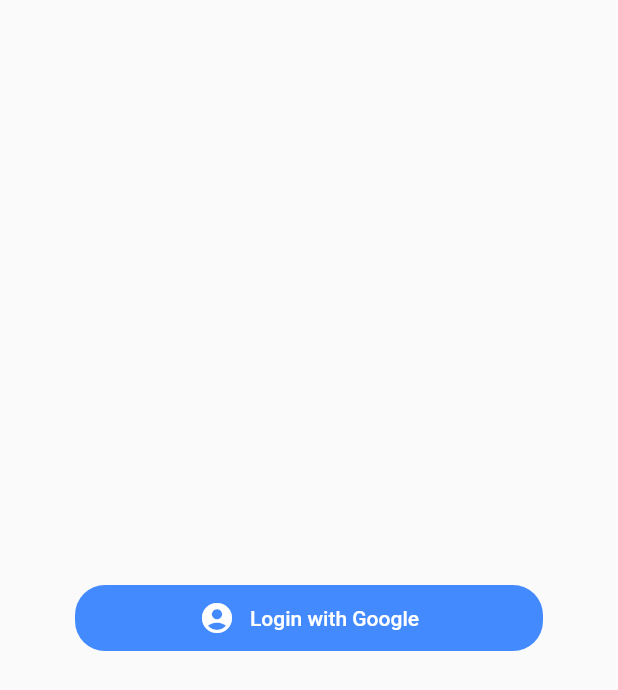
After one commit to roshan1960701/Aarti_sangraha, a Flutter app: the home_Page screen opened directly, after a tap on "Login with Google", on a phone screen of 412 x 824 dp. The commit adds this screen. Shown: the top 690 px of the screen. Run offline on Flutter 3.47's test engine with Material 2 defaults, Android fonts, the phone set to English and light mode, and no system bars; our stand-ins replace audioplayers, cloud_firestore, connectivity, email_validator, firebase_auth, firebase_core and 6 more; accounts and stored records are empty; network calls fail; statements that could not run were skipped.

Commit message:
Google sign In Testing

```diff
--- /dev/null
+++ b/lib/home_Page.dart
@@ -0,0 +1,189 @@
+import 'package:flutter/material.dart';
+import 'package:firebase_auth/firebase_auth.dart';
+import 'package:google_sign_in/google_sign_in.dart';
+import 'package:firebase_core/firebase_core.dart';
+import 'dart:io';
+import 'package:connectivity/connectivity.dart';
+
+class home_Page extends StatefulWidget {
+  @override
+  _home_PageState createState() => _home_PageState();
+}
+
+class _home_PageState extends State<home_Page> {
+  bool connectivityCheck;
+  GoogleSignIn _googleSignIn = GoogleSignIn();
+  FirebaseAuth _auth;
+
+  bool isUserSignedIn = false;
+
+  Map _source = {ConnectivityResult.none: false};
+  // Connectivity _connectivity = Connectivity().instance;
+
+  @override
+  void initState() {
+    super.initState();
+
+    initApp();
+  }
+
+  void initApp() async {
+    FirebaseApp defaultApp = await Firebase.initializeApp();
+    _auth = FirebaseAuth.instanceFor(app: defaultApp);
+    checkIfUserIsSignedIn();
+  }
+
+  void checkIfUserIsSignedIn() async {
+    var userSignedIn = await _googleSignIn.isSignedIn();
+
+    setState(() {
+      isUserSignedIn = userSignedIn;
+    });
+  }
+
+  @override
+  Widget build(BuildContext context) {
+    return Scaffold(
+        body: Container(
+            padding: EdgeInsets.all(50),
+            child: Align(
+                alignment: Alignment.center,
+                child: FlatButton(
+                    shape: RoundedRectangleBorder(
+                      borderRadius: BorderRadius.circular(20),
+                    ),
+                    onPressed: () {
+                      onGoogleSignIn(context);
+                    },
+                    color: isUserSignedIn ? Colors.green : Colors.blueAccent,
+                    child: Padding(
+                        padding: EdgeInsets.all(10),
+                        child: Row(
+                          mainAxisAlignment: MainAxisAlignment.center,
+                          crossAxisAlignment: CrossAxisAlignment.center,
+                          children: <Widget>[
+                            Icon(Icons.account_circle, color: Colors.white),
+                            SizedBox(width: 10),
+                            Text(
+                                isUserSignedIn
+                                    ? 'You\'re logged in with Google'
+                                    : 'Login with Google',
+                                style: TextStyle(color: Colors.white))
+                          ],
+                        ))))));
+  }
+
+  Future<User> _handleSignIn() async {
+    User user;
+    bool userSignedIn = await _googleSignIn.isSignedIn();
+
+    setState(() {
+      isUserSignedIn = userSignedIn;
+    });
+
+    if (isUserSignedIn) {
+      user = _auth.currentUser;
+    } else {
+      final GoogleSignInAccount googleUser = await _googleSignIn.signIn();
+      final GoogleSignInAuthentication googleAuth =
+          await googleUser.authentication;
+
+      final AuthCredential credential = GoogleAuthProvider.credential(
+        accessToken: googleAuth.accessToken,
+        idToken: googleAuth.idToken,
+      );
+
+      user = (await _auth.signInWithCredential(credential)).user;
+      userSignedIn = await _googleSignIn.isSignedIn();
+      setState(() {
+        isUserSignedIn = userSignedIn;
+      });
+    }
+
+    return user;
+  }
+
+  void onGoogleSignIn(BuildContext context) async {
+    User user = await _handleSignIn();
+    var userSignedIn = await Navigator.push(
+      context,
+      MaterialPageRoute(
+          builder: (context) => WelcomeUserWidget(user, _googleSignIn)),
+    );
+
+    setState(() {
+      isUserSignedIn = userSignedIn == null ? true : false;
+    });
+  }
+}
+
+class WelcomeUserWidget extends StatelessWidget {
+  GoogleSignIn _googleSignIn;
+  User _user;
+
+  WelcomeUserWidget(User user, GoogleSignIn signIn) {
+    _user = user;
+    _googleSignIn = signIn;
+  }
+
+  @override
+  Widget build(BuildContext context) {
+    // switch (_source.keys.toList()[0]) {
+    //   case ConnectivityResult.none:
+    //     connectivityCheck = false;
+    //     break;
+    //   case ConnectivityResult.mobile:
+    //     string = "Mobile: Online";
+    //     break;
+    //   case ConnectivityResult.wifi:
+    //     string = "WiFi: Online";
+    // }
+    return Scaffold(
+        appBar: AppBar(
+          backgroundColor: Colors.white,
+          iconTheme: IconThemeData(color: Colors.black),
+          elevation: 0,
+        ),
+        body: Container(
+            color: Colors.white,
+            padding: EdgeInsets.all(50),
+            child: Align(
+                alignment: Alignment.center,
+                child: Column(
+                  mainAxisAlignment: MainAxisAlignment.center,
+                  children: <Widget>[
+                    ClipOval(
+                        child: Image.network(_user.photoURL,
+                            width: 100, height: 100, fit: BoxFit.cover)),
+                    SizedBox(height: 20),
+                    Text('Welcome,', textAlign: TextAlign.center),
+                    Text(_user.displayName,
+                        textAlign: TextAlign.center,
+                        style: TextStyle(
+                            fontWeight: FontWeight.bold, fontSize: 25)),
+                    SizedBox(height: 20),
+                    FlatButton(
+                        shape: RoundedRectangleBorder(
+                          borderRadius: BorderRadius.circular(20),
+                        ),
+                        onPressed: () {
+                          _googleSignIn.signOut();
+                          Navigator.pop(context, false);
+                        },
+                        color: Colors.redAccent,
+                        child: Padding(
+                            padding: EdgeInsets.all(10),
+                            child: Row(
+                              mainAxisAlignment: MainAxisAlignment.center,
+                              crossAxisAlignment: CrossAxisAlignment.center,
+                              children: <Widget>[
+                                Icon(Icons.exit_to_app, color: Colors.white),
+                                SizedBox(width: 10),
+                                Text('Log out of Google',
+                                    style: TextStyle(color: Colors.white))
+                              ],
+                            )))
+                  ],
+                ))));
+  }
+}
--- a/lib/main.dart
+++ b/lib/main.dart
@@ -25,7 +25,7 @@ class _myAppState extends State<myApp> {
     return MaterialApp(
       debugShowCheckedModeBanner: false,
       title: 'Aarti Sangraha',
-      home: new homePage(),
+      home: new registration_view(),
     );
   }
 }
--- a/pubspec.yaml
+++ b/pubspec.yaml
@@ -41,6 +41,8 @@ dependencies:
   audioplayers: ^0.17.0
   url_launcher: ^5.7.10
   shared_preferences: ^0.5.12+4
+  google_sign_in: ^4.5.6
+  connectivity: ^2.0.2
 
 dev_dependencies:
   flutter_test:
```
Also changed, not shown: lib/Screens/registration_view.dart (+40 -0 lines), lib/Screens/splashScreen_view.dart (+54 -2 lines), pubspec.lock, 3 other files.
